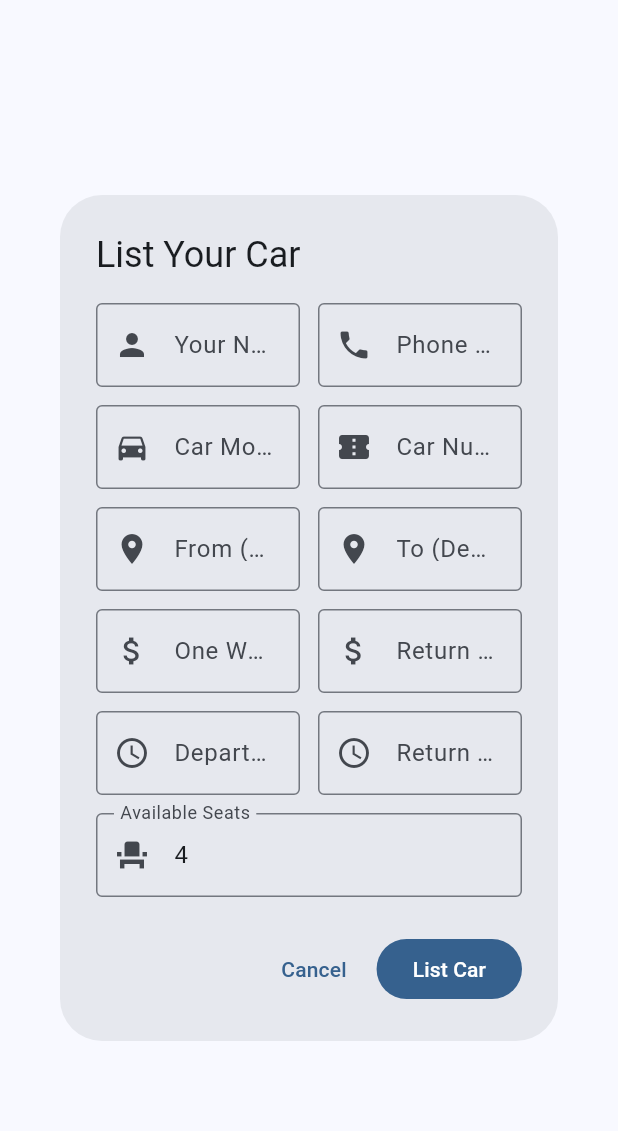
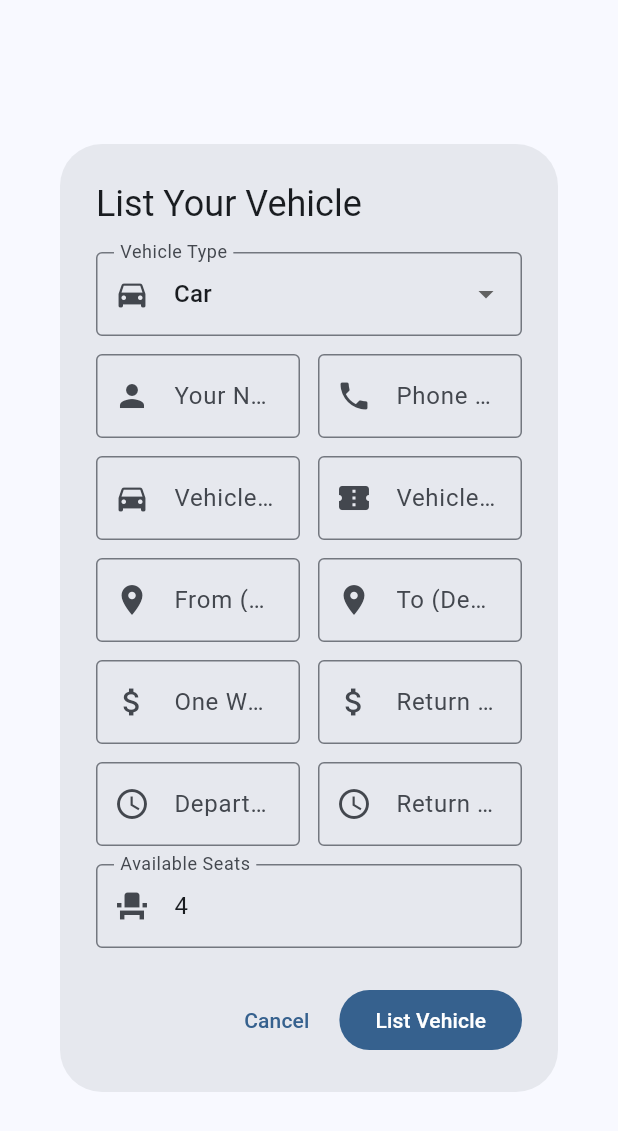
Before and after one commit to hyper1hu/ride-share-hub, a Flutter app: the AddCarDialog widget shown alone on an empty page, opened directly, on a phone screen of 412 x 824 dp. Shown: the top 1131 px of the screen. Run offline on Flutter 3.47's test engine with Material 3 defaults, Android fonts, the phone set to English and light mode, and no system bars; our stand-ins replace shared_preferences; accounts and stored records are empty.

Commit message:
Expand vehicle options to include various types beyond cars
Introduce a vehicle type selection to the add car dialog, update listings to display different vehicle types, and modify models to support this new functionality.

Replit-Commit-Author: Agent
Replit-Commit-Session-Id: 190b0d9d-4bc6-4a19-9af7-35ce14e2e35f
Replit-Commit-Checkpoint-Type: intermediate_checkpoint
Replit-Commit-Event-Id: f35ba641-d5de-4109-96b1-e7d5fcb49ed3
Replit-Commit-Screenshot-Url: https://storage.googleapis.com/screenshot-production-us-central1/ec7e7d8b-656a-4356-9743-39c81449a1ca/190b0d9d-4bc6-4a19-9af7-35ce14e2e35f/d5JUc3Z
Replit-Helium-Checkpoint-Created: true

```diff
--- a/flutter_rideshare/lib/models/car.dart
+++ b/flutter_rideshare/lib/models/car.dart
@@ -1,5 +1,6 @@
 class Car {
   final String id;
+  final String vehicleType;
   final String driverName;
   final String driverPhone;
   final String carModel;
@@ -14,8 +15,24 @@ class Car {
   final String status;
   final DateTime createdAt;
 
+  static const List<String> vehicleTypes = [
+    'car', 'suv', 'van', 'bus', 'minibus', 'motorcycle', 'auto_rickshaw', 'truck'
+  ];
+
+  static const Map<String, String> vehicleTypeLabels = {
+    'car': 'Car',
+    'suv': 'SUV',
+    'van': 'Van',
+    'bus': 'Bus',
+    'minibus': 'Minibus',
+    'motorcycle': 'Motorcycle',
+    'auto_rickshaw': 'Auto Rickshaw',
+    'truck': 'Truck',
+  };
+
   Car({
     required this.id,
+    this.vehicleType = 'car',
     required this.driverName,
     required this.driverPhone,
     required this.carModel,
@@ -34,6 +51,7 @@ class Car {
   factory Car.fromJson(Map<String, dynamic> json) {
     return Car(
       id: json['id'] ?? '',
+      vehicleType: json['vehicleType'] ?? 'car',
       driverName: json['driverName'] ?? '',
       driverPhone: json['driverPhone'] ?? '',
       carModel: json['carModel'] ?? '',
@@ -55,6 +73,7 @@ class Car {
   Map<String, dynamic> toJson() {
     return {
       'id': id,
+      'vehicleType': vehicleType,
       'driverName': driverName,
       'driverPhone': driverPhone,
       'carModel': carModel,
@@ -70,4 +89,6 @@ class Car {
       'createdAt': createdAt.toIso8601String(),
     };
   }
+
+  String get vehicleTypeLabel => vehicleTypeLabels[vehicleType] ?? 'Vehicle';
 }
--- a/flutter_rideshare/lib/screens/driver_screen.dart
+++ b/flutter_rideshare/lib/screens/driver_screen.dart
@@ -6,6 +6,20 @@ import '../widgets/add_car_dialog.dart';
 
 class DriverScreen extends StatelessWidget {
   const DriverScreen({super.key});
+
+  IconData _getVehicleIcon(String type) {
+    switch (type) {
+      case 'bus':
+      case 'minibus':
+        return Icons.directions_bus;
+      case 'motorcycle':
+        return Icons.two_wheeler;
+      case 'truck':
+        return Icons.local_shipping;
+      default:
+        return Icons.directions_car;
+    }
+  }
 
   @override
   Widget build(BuildContext context) {
@@ -32,7 +46,7 @@ class DriverScreen extends StatelessWidget {
       floatingActionButton: FloatingActionButton.extended(
         onPressed: () => _showAddCarDialog(context),
         icon: const Icon(Icons.add),
-        label: const Text('Add Car'),
+        label: const Text('Add Vehicle'),
       ),
       body: cars.isEmpty
           ? Center(
@@ -41,15 +55,15 @@ class DriverScreen extends StatelessWidget {
                 children: [
                   Icon(Icons.directions_car_outlined, size: 64, color: theme.colorScheme.onSurface.withOpacity(0.3)),
                   const SizedBox(height: 16),
-                  Text('No cars listed yet', style: theme.textTheme.titleLarge),
+                  Text('No vehicles listed yet', style: theme.textTheme.titleLarge),
                   const SizedBox(height: 8),
-                  Text('Start earning by listing your car.',
+                  Text('Start earning by listing your vehicle.',
                       style: TextStyle(color: theme.colorScheme.onSurface.withOpacity(0.6))),
                   const SizedBox(height: 24),
                   FilledButton.icon(
                     onPressed: () => _showAddCarDialog(context),
                     icon: const Icon(Icons.add),
-                    label: const Text('Add Your First Car'),
+                    label: const Text('Add Your First Vehicle'),
                   ),
                 ],
               ),
@@ -59,7 +73,7 @@ class DriverScreen extends StatelessWidget {
               itemCount: cars.length,
               itemBuilder: (context, index) {
                 final car = cars[index];
-                return _DriverCarCard(car: car);
+                return _DriverCarCard(car: car, getVehicleIcon: _getVehicleIcon);
               },
             ),
     );
@@ -75,8 +89,9 @@ class DriverScreen extends StatelessWidget {
 
 class _DriverCarCard extends StatelessWidget {
   final Car car;
+  final IconData Function(String) getVehicleIcon;
 
-  const _DriverCarCard({required this.car});
+  const _DriverCarCard({required this.car, required this.getVehicleIcon});
 
   @override
   Widget build(BuildContext context) {
@@ -84,6 +99,7 @@ class _DriverCarCard extends StatelessWidget {
     final appProvider = Provider.of<AppProvider>(context);
     final bookings = appProvider.getBookingsForCar(car.id);
     final availableSeats = appProvider.getAvailableSeats(car);
+    final vehicleIcon = getVehicleIcon(car.vehicleType);
 
     return Card(
       margin: const EdgeInsets.only(bottom: 12),
@@ -100,14 +116,27 @@ class _DriverCarCard extends StatelessWidget {
                     color: theme.colorScheme.primary.withOpacity(0.1),
                     borderRadius: BorderRadius.circular(10),
                   ),
-                  child: Icon(Icons.directions_car, color: theme.colorScheme.primary),
+                  child: Icon(vehicleIcon, color: theme.colorScheme.primary),
                 ),
                 const SizedBox(width: 12),
                 Expanded(
                   child: Column(
                     crossAxisAlignment: CrossAxisAlignment.start,
                     children: [
-                      Text(car.carModel, style: theme.textTheme.titleMedium?.copyWith(fontWeight: FontWeight.bold)),
+                      Row(
+                        children: [
+                          Text(car.carModel, style: theme.textTheme.titleMedium?.copyWith(fontWeight: FontWeight.bold)),
+                          const SizedBox(width: 8),
+                          Container(
+                            padding: const EdgeInsets.symmetric(horizontal: 6, vertical: 2),
+                            decoration: BoxDecoration(
+                              border: Border.all(color: theme.colorScheme.outline),
+                              borderRadius: BorderRadius.circular(4),
+                            ),
+                            child: Text(car.vehicleTypeLabel, style: const TextStyle(fontSize: 10)),
+                          ),
+                        ],
+                      ),
                       Text(car.carNumber, style: TextStyle(color: theme.colorScheme.onSurface.withOpacity(0.6))),
                     ],
                   ),
@@ -173,8 +202,8 @@ class _DriverCarCard extends StatelessWidget {
     showDialog(
       context: context,
       builder: (context) => AlertDialog(
-        title: const Text('Remove car listing?'),
-        content: const Text('This will remove your car listing and any pending bookings. This action cannot be undone.'),
+        title: const Text('Remove vehicle listing?'),
+        content: const Text('This will remove your vehicle listing and any pending bookings. This action cannot be undone.'),
         actions: [
           TextButton(
             onPressed: () => Navigator.pop(context),
@@ -186,7 +215,7 @@ class _DriverCarCard extends StatelessWidget {
               Provider.of<AppProvider>(context, listen: false).removeCar(car.id);
               Navigator.pop(context);
               ScaffoldMessenger.of(context).showSnackBar(
-                const SnackBar(content: Text('Car listing removed')),
+                const SnackBar(content: Text('Vehicle listing removed')),
               );
             },
             child: const Text('Remove'),
--- a/flutter_rideshare/lib/widgets/add_car_dialog.dart
+++ b/flutter_rideshare/lib/widgets/add_car_dialog.dart
@@ -12,6 +12,7 @@ class AddCarDialog extends StatefulWidget {
 
 class _AddCarDialogState extends State<AddCarDialog> {
   final _formKey = GlobalKey<FormState>();
+  String _vehicleType = 'car';
   final _driverNameController = TextEditingController();
   final _driverPhoneController = TextEditingController();
   final _carModelController = TextEditingController();
@@ -43,7 +44,7 @@ class _AddCarDialogState extends State<AddCarDialog> {
   @override
   Widget build(BuildContext context) {
     return AlertDialog(
-      title: const Text('List Your Car'),
+      title: const Text('List Your Vehicle'),
       content: SizedBox(
         width: 400,
         child: Form(
@@ -52,6 +53,22 @@ class _AddCarDialogState extends State<AddCarDialog> {
             child: Column(
               mainAxisSize: MainAxisSize.min,
               children: [
+                DropdownButtonFormField<String>(
+                  value: _vehicleType,
+                  decoration: const InputDecoration(
+                    labelText: 'Vehicle Type',
+                    prefixIcon: Icon(Icons.directions_car),
+                    border: OutlineInputBorder(),
+                  ),
+                  items: Car.vehicleTypes.map((type) {
+                    return DropdownMenuItem(
+                      value: type,
+                      child: Text(Car.vehicleTypeLabels[type] ?? type),
+                    );
+                  }).toList(),
+                  onChanged: (value) => setState(() => _vehicleType = value ?? 'car'),
+                ),
+                const SizedBox(height: 12),
                 Row(
                   children: [
                     Expanded(child: _buildTextField(_driverNameController, 'Your Name', Icons.person)),
@@ -62,9 +79,9 @@ class _AddCarDialogState extends State<AddCarDialog> {
                 const SizedBox(height: 12),
                 Row(
                   children: [
-                    Expanded(child: _buildTextField(_carModelController, 'Car Model', Icons.directions_car)),
+                    Expanded(child: _buildTextField(_carModelController, 'Vehicle Model', Icons.directions_car)),
                     const SizedBox(width: 12),
-                    Expanded(child: _buildTextField(_carNumberController, 'Car Number', Icons.confirmation_number)),
+                    Expanded(child: _buildTextField(_carNumberController, 'Vehicle Number', Icons.confirmation_number)),
                   ],
                 ),
                 const SizedBox(height: 12),
@@ -100,7 +117,7 @@ class _AddCarDialogState extends State<AddCarDialog> {
       ),
       actions: [
         TextButton(onPressed: () => Navigator.pop(context), child: const Text('Cancel')),
-        FilledButton(onPressed: _submitForm, child: const Text('List Car')),
+        FilledButton(onPressed: _submitForm, child: const Text('List Vehicle')),
       ],
     );
   }
@@ -141,6 +158,7 @@ class _AddCarDialogState extends State<AddCarDialog> {
     if (_formKey.currentState!.validate()) {
       final car = Car(
         id: DateTime.now().millisecondsSinceEpoch.toString(),
+        vehicleType: _vehicleType,
         driverName: _driverNameController.text,
         driverPhone: _driverPhoneController.text,
         carModel: _carModelController.text,
@@ -157,7 +175,7 @@ class _AddCarDialogState extends State<AddCarDialog> {
       Provider.of<AppProvider>(context, listen: false).addCar(car);
       Navigator.pop(context);
       ScaffoldMessenger.of(context).showSnackBar(
-        const SnackBar(content: Text('Car listed successfully!')),
+        const SnackBar(content: Text('Vehicle listed successfully!')),
       );
     }
   }
```
Also changed, not shown: flutter_rideshare/lib/screens/customer_screen.dart (+35 -3 lines), 6 other files.
